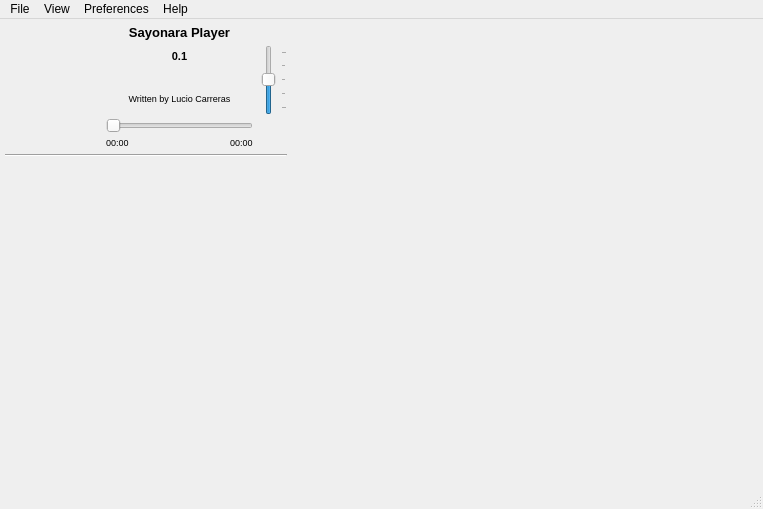
The window that trunk/GUI/player/GUI_Simpleplayer.ui (shahid334/sayonara-player) describes before a commit, drawn with Qt 5.
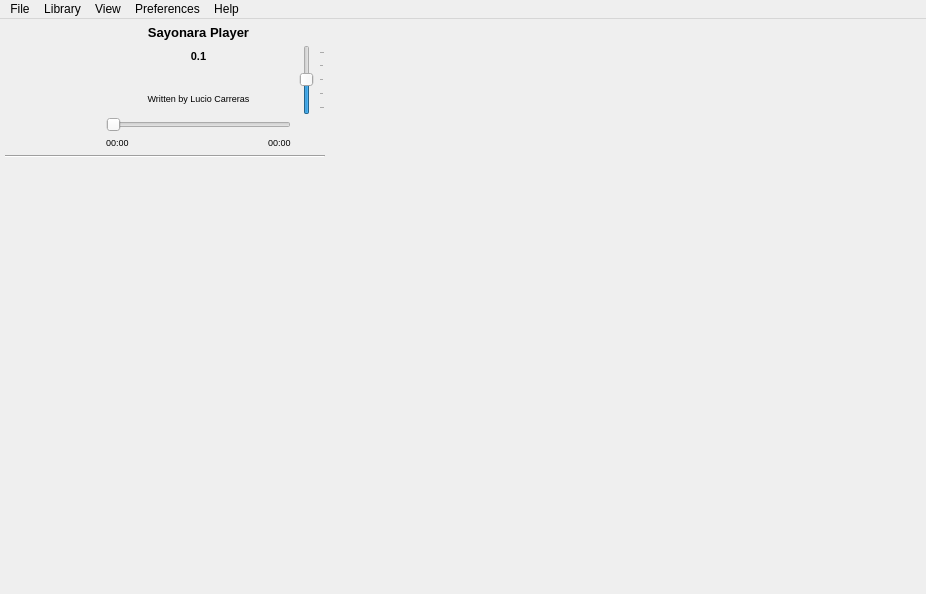
The same window after the commit. Icons and pictures are not drawn.

Diff of the .ui file:
```diff
--- a/trunk/GUI/player/GUI_Simpleplayer.ui
+++ b/trunk/GUI/player/GUI_Simpleplayer.ui
@@ -6,8 +6,8 @@
    <rect>
     <x>0</x>
     <y>0</y>
-    <width>763</width>
-    <height>509</height>
+    <width>926</width>
+    <height>594</height>
    </rect>
   </property>
   <property name="minimumSize">
@@ -59,87 +59,12 @@
      <number>0</number>
     </property>
     <property name="bottomMargin">
-     <number>0</number>
+     <number>12</number>
     </property>
     <property name="verticalSpacing">
      <number>0</number>
     </property>
-    <item row="13" column="0" colspan="4">
-     <widget class="QScrollArea" name="playlist_widget">
-      <property name="sizePolicy">
-       <sizepolicy hsizetype="MinimumExpanding" vsizetype="MinimumExpanding">
-        <horstretch>0</horstretch>
-        <verstretch>0</verstretch>
-       </sizepolicy>
-      </property>
-      <property name="minimumSize">
-       <size>
-        <width>0</width>
-        <height>0</height>
-       </size>
-      </property>
-      <property name="frameShape">
-       <enum>QFrame::NoFrame</enum>
-      </property>
-      <property name="frameShadow">
-       <enum>QFrame::Plain</enum>
-      </property>
-      <property name="lineWidth">
-       <number>5</number>
-      </property>
-      <property name="verticalScrollBarPolicy">
-       <enum>Qt::ScrollBarAlwaysOff</enum>
-      </property>
-      <property name="horizontalScrollBarPolicy">
-       <enum>Qt::ScrollBarAlwaysOff</enum>
-      </property>
-      <property name="widgetResizable">
-       <bool>true</bool>
-      </property>
-      <property name="alignment">
-       <set>Qt::AlignLeading|Qt::AlignLeft|Qt::AlignTop</set>
-      </property>
-      <widget class="QWidget" name="scrollAreaWidgetContents">
-       <property name="geometry">
-        <rect>
-         <x>0</x>
-         <y>0</y>
-         <width>282</width>
-         <height>305</height>
-        </rect>
-       </property>
-       <property name="sizePolicy">
-        <sizepolicy hsizetype="Preferred" vsizetype="Preferred">
-         <horstretch>0</horstretch>
-         <verstretch>0</verstretch>
-        </sizepolicy>
-       </property>
-      </widget>
-     </widget>
-    </item>
-    <item row="11" column="0" rowspan="2" colspan="4">
-     <widget class="QWidget" name="plugin_widget" native="true">
-      <property name="sizePolicy">
-       <sizepolicy hsizetype="MinimumExpanding" vsizetype="MinimumExpanding">
-        <horstretch>0</horstretch>
-        <verstretch>0</verstretch>
-       </sizepolicy>
-      </property>
-      <property name="minimumSize">
-       <size>
-        <width>0</width>
-        <height>0</height>
-       </size>
-      </property>
-      <property name="maximumSize">
-       <size>
-        <width>16777215</width>
-        <height>146</height>
-       </size>
-      </property>
-     </widget>
-    </item>
-    <item row="8" column="0" rowspan="2">
+    <item row="7" column="0" rowspan="2">
      <layout class="QHBoxLayout" name="horizontalLayout_2">
       <property name="spacing">
        <number>0</number>
@@ -491,7 +416,7 @@
       </property>
      </widget>
     </item>
-    <item row="9" column="1" colspan="2">
+    <item row="8" column="1" colspan="2">
      <layout class="QHBoxLayout" name="horizontalLayout">
       <item>
        <widget class="QLabel" name="curTime">
@@ -545,6 +470,19 @@
         </property>
        </spacer>
       </item>
+      <item>
+       <spacer name="horizontalSpacer_2">
+        <property name="orientation">
+         <enum>Qt::Horizontal</enum>
+        </property>
+        <property name="sizeHint" stdset="0">
+         <size>
+          <width>40</width>
+          <height>20</height>
+         </size>
+        </property>
+       </spacer>
+      </item>
       <item>
        <widget class="QLabel" name="maxTime">
         <property name="sizePolicy">
@@ -580,7 +518,7 @@
       </item>
      </layout>
     </item>
-    <item row="8" column="3" rowspan="2">
+    <item row="7" column="3" rowspan="2">
      <widget class="QPushButton" name="btn_stop">
       <property name="minimumSize">
        <size>
@@ -613,7 +551,7 @@
       </property>
      </widget>
     </item>
-    <item row="8" column="1" colspan="2">
+    <item row="7" column="1" colspan="2">
      <widget class="QSlider" name="songProgress">
       <property name="sizePolicy">
        <sizepolicy hsizetype="Expanding" vsizetype="Fixed">
@@ -665,28 +603,6 @@
       </property>
      </widget>
     </item>
-    <item row="10" column="0" colspan="4">
-     <widget class="Line" name="line">
-      <property name="enabled">
-       <bool>true</bool>
-      </property>
-      <property name="sizePolicy">
-       <sizepolicy hsizetype="MinimumExpanding" vsizetype="Fixed">
-        <horstretch>3</horstretch>
-        <verstretch>0</verstretch>
-       </sizepolicy>
-      </property>
-      <property name="minimumSize">
-       <size>
-        <width>0</width>
-        <height>8</height>
-       </size>
-      </property>
-      <property name="orientation">
-       <enum>Qt::Horizontal</enum>
-      </property>
-     </widget>
-    </item>
     <item row="0" column="3">
      <widget class="QPushButton" name="btn_mute">
       <property name="maximumSize">
@@ -753,7 +669,7 @@
       </property>
      </widget>
     </item>
-    <item row="0" column="7" rowspan="14" colspan="4">
+    <item row="0" column="6" rowspan="13" colspan="4">
      <widget class="QWidget" name="library_widget" native="true">
       <property name="sizePolicy">
        <sizepolicy hsizetype="MinimumExpanding" vsizetype="Expanding">
@@ -769,6 +685,121 @@
       </property>
      </widget>
     </item>
+    <item row="11" column="0" colspan="4">
+     <layout class="QVBoxLayout" name="verticalLayout_2">
+      <property name="spacing">
+       <number>0</number>
+      </property>
+      <item>
+       <widget class="QWidget" name="plugin_widget" native="true">
+        <property name="sizePolicy">
+         <sizepolicy hsizetype="MinimumExpanding" vsizetype="Maximum">
+          <horstretch>0</horstretch>
+          <verstretch>0</verstretch>
+         </sizepolicy>
+        </property>
+        <property name="minimumSize">
+         <size>
+          <width>0</width>
+          <height>0</height>
+         </size>
+        </property>
+        <property name="maximumSize">
+         <size>
+          <width>16777215</width>
+          <height>1654887</height>
+         </size>
+        </property>
+        <property name="styleSheet">
+         <string notr="true"/>
+        </property>
+        <layout class="QGridLayout" name="gridLayout_2">
+         <property name="topMargin">
+          <number>0</number>
+         </property>
+         <property name="bottomMargin">
+          <number>0</number>
+         </property>
+        </layout>
+       </widget>
+      </item>
+      <item>
+       <widget class="QScrollArea" name="playlist_widget">
+        <property name="sizePolicy">
+         <sizepolicy hsizetype="MinimumExpanding" vsizetype="MinimumExpanding">
+          <horstretch>0</horstretch>
+          <verstretch>0</verstretch>
+         </sizepolicy>
+        </property>
+        <property name="minimumSize">
+         <size>
+          <width>0</width>
+          <height>0</height>
+         </size>
+        </property>
+        <property name="frameShape">
+         <enum>QFrame::NoFrame</enum>
+        </property>
+        <property name="frameShadow">
+         <enum>QFrame::Plain</enum>
+        </property>
+        <property name="lineWidth">
+         <number>5</number>
+        </property>
+        <property name="verticalScrollBarPolicy">
+         <enum>Qt::ScrollBarAlwaysOff</enum>
+        </property>
+        <property name="horizontalScrollBarPolicy">
+         <enum>Qt::ScrollBarAlwaysOff</enum>
+        </property>
+        <property name="widgetResizable">
+         <bool>true</bool>
+        </property>
+        <property name="alignment">
+         <set>Qt::AlignLeading|Qt::AlignLeft|Qt::AlignTop</set>
+        </property>
+        <widget class="QWidget" name="scrollAreaWidgetContents">
+         <property name="geometry">
+          <rect>
+           <x>0</x>
+           <y>0</y>
+           <width>318</width>
+           <height>404</height>
+          </rect>
+         </property>
+         <property name="sizePolicy">
+          <sizepolicy hsizetype="Preferred" vsizetype="Preferred">
+           <horstretch>0</horstretch>
+           <verstretch>0</verstretch>
+          </sizepolicy>
+         </property>
+        </widget>
+       </widget>
+      </item>
+     </layout>
+    </item>
+    <item row="9" column="0" colspan="4">
+     <widget class="Line" name="line">
+      <property name="enabled">
+       <bool>true</bool>
+      </property>
+      <property name="sizePolicy">
+       <sizepolicy hsizetype="MinimumExpanding" vsizetype="Fixed">
+        <horstretch>3</horstretch>
+        <verstretch>0</verstretch>
+       </sizepolicy>
+      </property>
+      <property name="minimumSize">
+       <size>
+        <width>320</width>
+        <height>8</height>
+       </size>
+      </property>
+      <property name="orientation">
+       <enum>Qt::Horizontal</enum>
+      </property>
+     </widget>
+    </item>
    </layout>
   </widget>
   <widget class="QMenuBar" name="menubar">
@@ -776,8 +807,8 @@
     <rect>
      <x>0</x>
      <y>0</y>
-     <width>763</width>
-     <height>25</height>
+     <width>926</width>
+     <height>23</height>
     </rect>
    </property>
    <widget class="QMenu" name="menuFle">
@@ -825,12 +856,22 @@
     </property>
     <addaction name="action_about"/>
    </widget>
+   <widget class="QMenu" name="menuLibrary">
+    <property name="title">
+     <string>Library</string>
+    </property>
+    <addaction name="action_reloadLibrary"/>
+    <addaction name="action_ImportFolder"/>
+    <addaction name="action_setLibPath"/>
+    <addaction name="separator"/>
+    <addaction name="action_fetch_all_covers"/>
+   </widget>
    <addaction name="menuFle"/>
+   <addaction name="menuLibrary"/>
    <addaction name="menuView"/>
    <addaction name="menuPreferences"/>
    <addaction name="menuAbout"/>
   </widget>
-  <widget class="QStatusBar" name="statusbar"/>
   <action name="action_OpenFile">
    <property name="text">
     <string>Open File</string>
```
Left out of the diff: 16 changed lines with no effect on the pictures.
